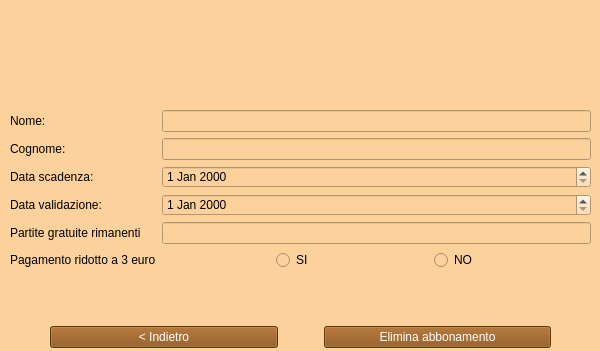
The window that Abbonamento/view/vistaAbbonamento.ui (ManuelMarrone/GestioneBowling) describes before a commit, drawn with Qt 5; both pictures show x 0 to 600 and y 0 to 351 of the 600 by 700 pixel window.
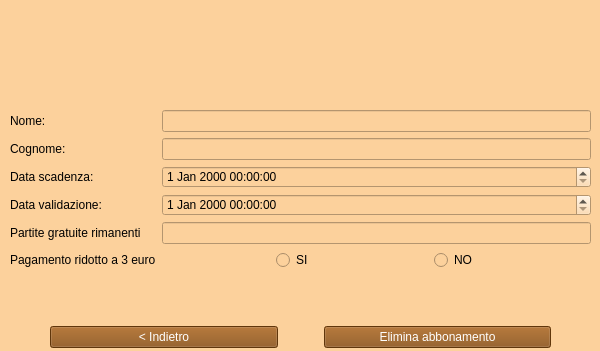
The same window after the commit.

Commit message: Ora e permesso inserire un abbonamento per cliente e visualizzarlo

```diff
--- a/Abbonamento/view/vistaAbbonamento.ui
+++ b/Abbonamento/view/vistaAbbonamento.ui
@@ -89,9 +89,6 @@
         </property>
        </widget>
       </item>
-      <item row="5" column="1">
-       <widget class="QDateEdit" name="dateScadenza"/>
-      </item>
       <item row="6" column="0">
        <widget class="QLabel" name="label_5">
         <property name="text">
@@ -99,9 +96,6 @@
         </property>
        </widget>
       </item>
-      <item row="6" column="1">
-       <widget class="QDateEdit" name="dateValidazione"/>
-      </item>
       <item row="7" column="0">
        <widget class="QLabel" name="label_6">
         <property name="text">
@@ -176,6 +170,12 @@
         </item>
        </layout>
       </item>
+      <item row="5" column="1">
+       <widget class="QDateTimeEdit" name="dateScadenza"/>
+      </item>
+      <item row="6" column="1">
+       <widget class="QDateTimeEdit" name="dateValidazione"/>
+      </item>
      </layout>
     </item>
     <item>
```
Left out of the diff: 3 changed lines with no effect on the pictures. The commit also changes 4 other files.
